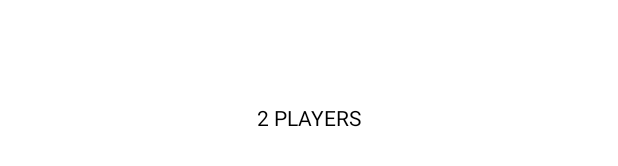
After one commit to reemahs0pr0/Picture-Matching-Game, an Android app: the layout activity3_main.xml on its own in the app's theme, with its tools: preview values and no code run, on a phone screen of 412 x 824 dp. The commit adds this screen. Shown: the part 501-667 px from the top of the screen. Run offline under Robolectric (Android 15) with nearby library versions, the phone set to English and light mode, and no system bars.

Commit message:
edit1 for 2 player mode

```diff
--- a/FetchImage/app/src/main/AndroidManifest.xml
+++ b/FetchImage/app/src/main/AndroidManifest.xml
@@ -10,6 +10,9 @@
         android:supportsRtl="true"
         android:theme="@style/Theme.FetchImage"
         android:usesCleartextTraffic="true">
+        <activity android:name=".MainActivity3"
+            android:theme="@style/Theme.AppCompat.Light.NoActionBar">
+        </activity>
         <activity android:name=".MainActivity2"
             android:theme="@style/Theme.AppCompat.Light.NoActionBar">
         </activity>
--- a/FetchImage/app/src/main/java/com/example/fetchimage/MainActivity2.java
+++ b/FetchImage/app/src/main/java/com/example/fetchimage/MainActivity2.java
@@ -547,7 +547,7 @@ public class MainActivity2 extends AppCompatActivity implements View.OnClickList
         }
         if (score == 6) {
             running = false;
-            String msg = "You took " + time + " and " + move + " moves";
+            String msg = "Your time was " + time + " and you took " + move + " moves";
             Toast.makeText(getApplicationContext(), msg,
                     Toast.LENGTH_SHORT).show();
 
--- /dev/null
+++ b/FetchImage/app/src/main/res/layout/activity3_main.xml
@@ -0,0 +1,19 @@
+<?xml version="1.0" encoding="utf-8"?>
+<androidx.constraintlayout.widget.ConstraintLayout
+    xmlns:android="http://schemas.android.com/apk/res/android"
+    xmlns:app="http://schemas.android.com/apk/res-auto"
+    android:layout_width="match_parent"
+    android:layout_height="match_parent">
+
+    <TextView
+        android:id="@+id/activity3"
+        android:layout_width="wrap_content"
+        android:layout_height="wrap_content"
+        android:text="2 PLAYERS"
+        android:textColor="@color/black"
+        app:layout_constraintBottom_toBottomOf="parent"
+        app:layout_constraintEnd_toEndOf="parent"
+        app:layout_constraintStart_toStartOf="parent"
+        app:layout_constraintTop_toTopOf="parent" />
+
+</androidx.constraintlayout.widget.ConstraintLayout>
```
Also changed, not shown: FetchImage/app/src/main/java/com/example/fetchimage/MainActivity.java (+31 -4 lines), FetchImage/app/src/main/java/com/example/fetchimage/MainActivity3.java (added, +15 -0 lines), FetchImage/app/src/main/res/layout/activity_main.xml (+20 -0 lines).
